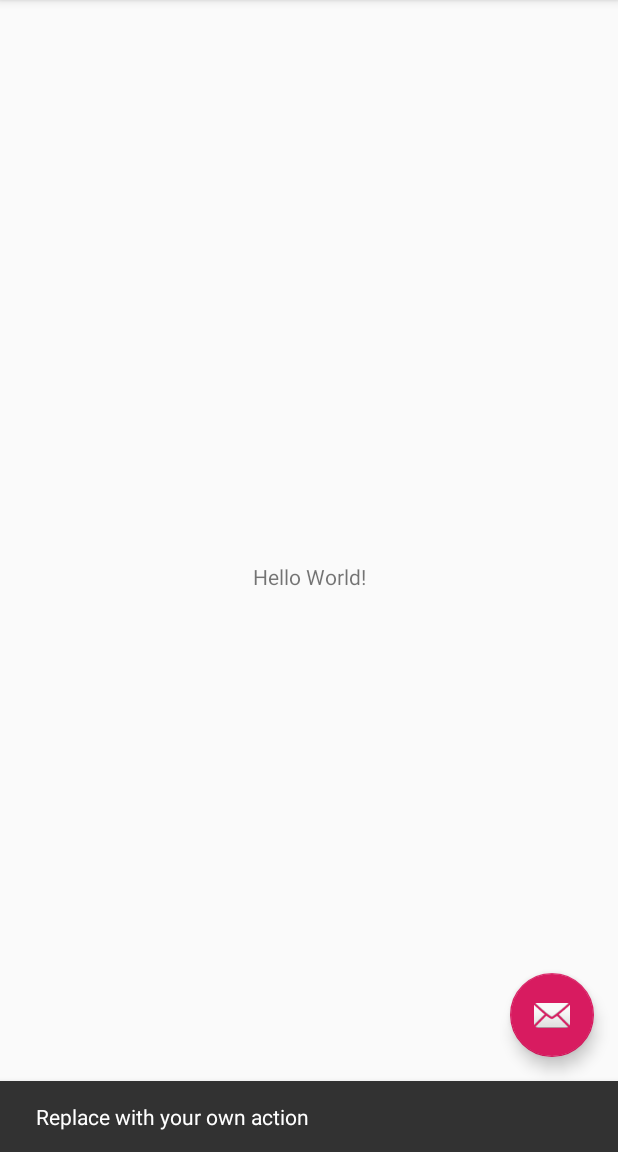
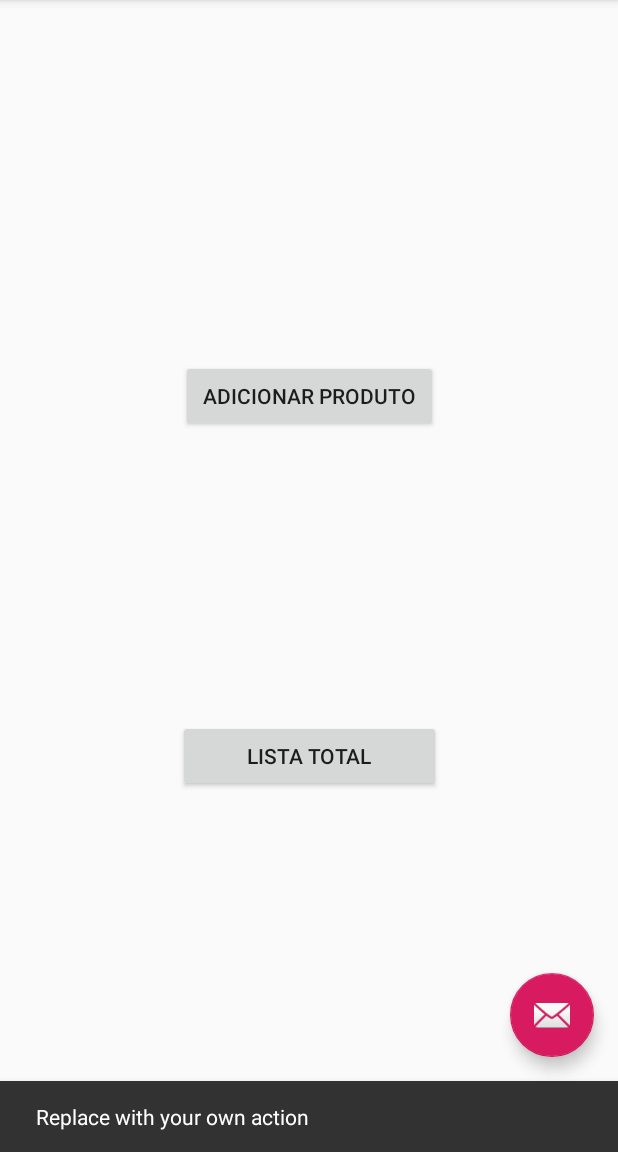
Before and after one commit to Cristianoteixeira119988/ListaDeCompras, an Android app: the screen it shows after launch (MainActivity), after a tap on an icon or button, on a phone screen of 412 x 824 dp, the part 84-1236 px from its top. Run offline under Robolectric (Android 15) with nearby library versions, the phone set to English and light mode, and no system bars.

Commit message:
Criar botoes completo

```diff
--- a/app/src/main/res/layout/content_main.xml
+++ b/app/src/main/res/layout/content_main.xml
@@ -8,13 +8,31 @@
     tools:context=".MainActivity"
     tools:showIn="@layout/activity_main">
 
-    <TextView
-        android:layout_width="wrap_content"
+    <Button
+        android:id="@+id/buttonAddProduto"
+        android:layout_width="171dp"
         android:layout_height="wrap_content"
-        android:text="Hello World!"
-        app:layout_constraintBottom_toBottomOf="parent"
-        app:layout_constraintLeft_toLeftOf="parent"
-        app:layout_constraintRight_toRightOf="parent"
+        android:layout_marginStart="8dp"
+        android:layout_marginLeft="8dp"
+        android:layout_marginTop="240dp"
+        android:layout_marginEnd="8dp"
+        android:layout_marginRight="8dp"
+        android:text="@string/adicionar_produto"
+        app:layout_constraintEnd_toEndOf="parent"
+        app:layout_constraintStart_toStartOf="parent"
         app:layout_constraintTop_toTopOf="parent" />
 
+    <Button
+        android:id="@+id/buttonListaTotal"
+        android:layout_width="175dp"
+        android:layout_height="wrap_content"
+        android:layout_marginStart="8dp"
+        android:layout_marginLeft="8dp"
+        android:layout_marginEnd="8dp"
+        android:layout_marginRight="8dp"
+        android:layout_marginBottom="240dp"
+        android:text="@string/lista_total"
+        app:layout_constraintBottom_toBottomOf="parent"
+        app:layout_constraintEnd_toEndOf="parent"
+        app:layout_constraintStart_toStartOf="parent" />
 </android.support.constraint.ConstraintLayout>
--- a/app/src/main/res/values/strings.xml
+++ b/app/src/main/res/values/strings.xml
@@ -1,4 +1,6 @@
 <resources>
     <string name="app_name">ListaDeCompras</string>
     <string name="action_settings">Settings</string>
+    <string name="adicionar_produto">Adicionar Produto</string>
+    <string name="lista_total">Lista Total</string>
 </resources>
```
